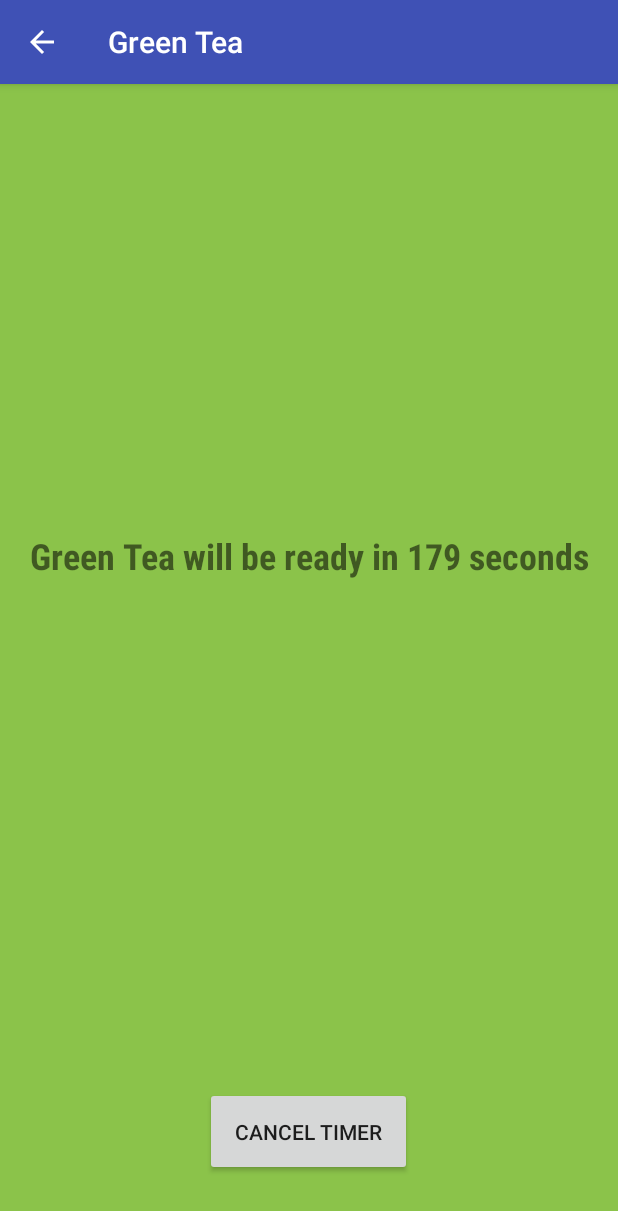
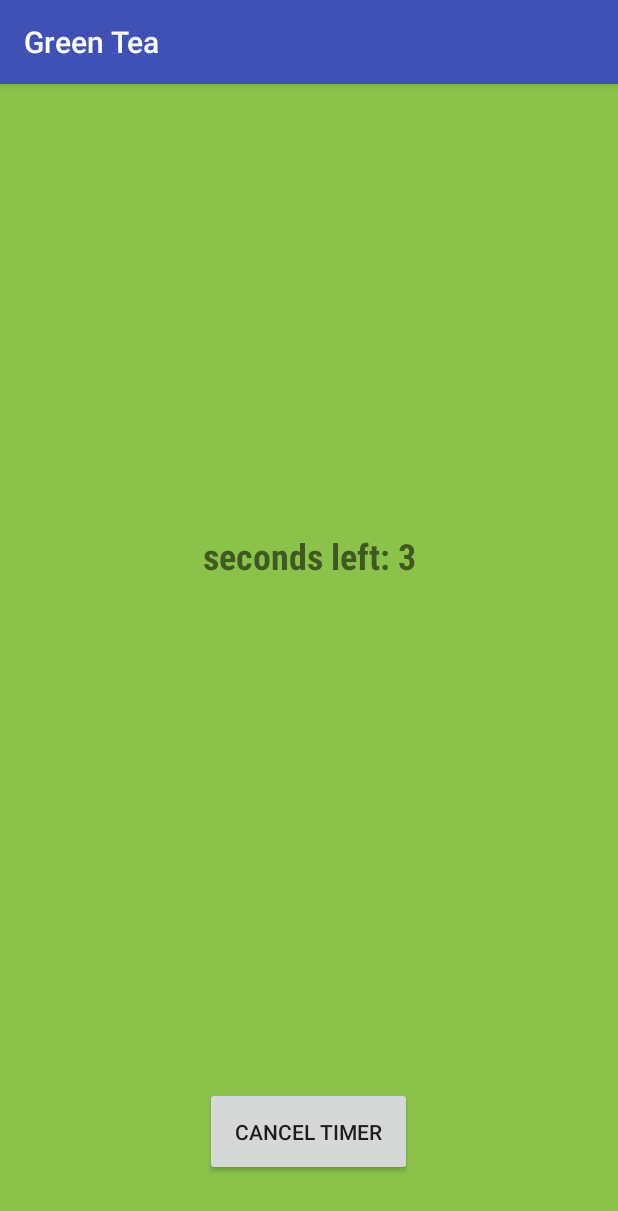
Before and after one commit to davidfabian/TeaTimer, an Android app: the screen it shows after launch (CountDownActivity before the commit, MainActivity after it), after a tap on "GREEN TEA", on a phone screen of 412 x 824 dp. Shown: the top 1211 px of the screen. Run offline under Robolectric (Android 15) with nearby library versions, the phone set to English and light mode, and no system bars.

Commit message:
refactoring countdowntimer to backgroundservice.

```diff
--- a/app/build.gradle
+++ b/app/build.gradle
@@ -14,8 +14,8 @@ android {
         applicationId 'com.d.teatimer'
         minSdkVersion 22
         targetSdkVersion 25
-        versionCode 5
-        versionName "1.05"
+        versionCode 7
+        versionName "1.07"
         testInstrumentationRunner "android.support.test.runner.AndroidJUnitRunner"
     }
     buildTypes {
--- a/app/src/main/java/com/givehimacookie/d/teatimer/MainActivity.java
+++ b/app/src/main/java/com/givehimacookie/d/teatimer/MainActivity.java
@@ -1,15 +1,33 @@
 package com.givehimacookie.d.teatimer;
 
-import android.content.Intent;
+import android.app.ProgressDialog;
+import android.content.Context;
+import android.os.AsyncTask;
 import android.os.Bundle;
+import android.os.Vibrator;
 import android.support.v7.app.AppCompatActivity;
+import android.util.Log;
 import android.view.View;
 import android.widget.Button;
+import android.widget.LinearLayout;
+import android.widget.TextView;
 
 public class MainActivity extends AppCompatActivity {
 
-Button greentea;
-Button blacktea;
+    final static int GREEN_TEA = 3000;
+    final static int BLACK_TEA = 5000;
+    final static long BREWING_TIME_GREEN = 5000L;
+    final static long BREWING_TIME_BLACK = 4000L;
+    Button greentea;
+    Button blacktea;
+    int teaNumberId = 0;
+    LinearLayout mTeaSelector;
+    LinearLayout mCountDown;
+    TextView mTvCountDown;
+    Button mStopButton;
+    Vibrator vibri;
+    long[] pattern = {300, 400};
+    private ProgressDialog progress;
 
     @Override
     protected void onCreate(Bundle savedInstanceState) {
@@ -20,27 +38,118 @@ Button blacktea;
         greentea.setText(getResources().getText(R.string.green_tea));
         blacktea = findViewById(R.id.black_tea_button);
         blacktea.setText(getResources().getText(R.string.black_tea));
+        mTeaSelector = findViewById(R.id.ll_tea_selector);
+        mCountDown = findViewById(R.id.ll_countdown);
+        mTvCountDown = findViewById(R.id.tv_counter);
+        mStopButton = findViewById(R.id.stop_button);
+        //initiate vibrator
+        vibri = (Vibrator) getSystemService(Context.VIBRATOR_SERVICE);
+
 
         // Set a click listener for greentea button
         greentea.setOnClickListener(new View.OnClickListener() {
             // The code in this method will be executed when the greentea button is clicked on.
             @Override
             public void onClick(View view) {
-                Intent countdownIntent= new Intent(MainActivity.this, CountDownActivity.class);
-                countdownIntent.putExtra("teaExtra", 10);
-                startActivity(countdownIntent);
-                finish();
+                teaNumberId = GREEN_TEA;
+                switchToCountDown(GREEN_TEA);
             }
         });
         blacktea.setOnClickListener(new View.OnClickListener() {
             // The code in this method will be executed when the greentea button is clicked on.
             @Override
             public void onClick(View view) {
-                Intent countdownIntent= new Intent(MainActivity.this, CountDownActivity.class);
-                countdownIntent.putExtra("teaExtra", 20);
-                startActivity(countdownIntent);
-                finish();
+                teaNumberId = BLACK_TEA;
+                switchToCountDown(BLACK_TEA);
+            }
+        });
+        mStopButton.setOnClickListener(new View.OnClickListener() {
+            @Override
+            public void onClick(View view) {
+                switchToTeaSelection();
+                stopAlarm();
             }
         });
     }
+
+
+    void switchToCountDown(int teaId) {
+        long brewingTime = 0L;
+
+        switch (teaId) {
+            case GREEN_TEA:
+                setTitle(getResources().getString(R.string.green_tea));
+                mCountDown.setBackgroundColor(getResources().getColor(R.color.greentea));
+                brewingTime = BREWING_TIME_GREEN;
+                Log.e("tea selected:", getString(R.string.green_tea));
+                break;
+            case BLACK_TEA:
+                setTitle(getResources().getString(R.string.black_tea));
+                mCountDown.setBackgroundColor(getResources().getColor(R.color.blacktea));
+                brewingTime = BREWING_TIME_BLACK;
+                Log.e("tea selected:", getString(R.string.black_tea));
+                break;
+        }
+
+        mTeaSelector.setVisibility(View.INVISIBLE);
+        mCountDown.setVisibility(View.VISIBLE);
+        mStopButton.setText(R.string.cancel_timer);
+        new asyncChrono().execute(brewingTime);
+    }
+
+    void switchToTeaSelection() {
+        setTitle(getResources().getString(R.string.app_name));
+        mTeaSelector.setVisibility(View.VISIBLE);
+        mCountDown.setVisibility(View.INVISIBLE);
+    }
+
+    void startAlarm() {
+        mTeaSelector.setVisibility(View.INVISIBLE);
+        mCountDown.setVisibility(View.VISIBLE);
+        mStopButton.setText(R.string.cancel_timer);
+        vibri.vibrate(pattern, 0);
+        Log.e("ALARM", "ALARM");
+    }
+
+    void stopAlarm() {
+
+        vibri.cancel();
+        Log.e("alarm", "over");
+    }
+
+    void updateUI(int secondsleft) {
+        mTvCountDown.setText("seconds left: " + secondsleft);
+    }
+
+    class asyncChrono extends AsyncTask<Long, Integer, Boolean> {
+
+        @Override
+        protected Boolean doInBackground(Long... targets) {
+            long seconds = 0L;
+            while (seconds <= targets[0]) {
+                try {
+                    publishProgress((int) ((targets[0] - seconds) / 1000));
+                    seconds += 1000L;
+                    Thread.sleep(1000);
+                    Log.e("seconds: ", "" + seconds);
+
+                } catch (InterruptedException e) {
+                    e.fillInStackTrace();
+                }
+            }
+            return true;
+        }
+
+        @Override
+        protected void onPostExecute(Boolean aBoolean) {
+//            super.onPostExecute(aBoolean);
+            startAlarm();
+        }
+
+        @Override
+        protected void onProgressUpdate(Integer... values) {
+//            super.onProgressUpdate(values);
+            updateUI(values[0]);
+        }
+    }
 }
--- a/app/src/main/res/layout/activity_main.xml
+++ b/app/src/main/res/layout/activity_main.xml
@@ -1,9 +1,17 @@
 <?xml version="1.0" encoding="utf-8"?>
-<LinearLayout xmlns:android="http://schemas.android.com/apk/res/android"
+<FrameLayout xmlns:android="http://schemas.android.com/apk/res/android"
     xmlns:tools="http://schemas.android.com/tools"
     android:layout_width="match_parent"
     android:layout_height="match_parent"
+
+    >
+
+    <LinearLayout
+        android:id="@+id/ll_tea_selector"
+        android:layout_width="match_parent"
+        android:layout_height="match_parent"
         android:orientation="vertical"
+        android:visibility="visible"
         tools:context="com.givehimacookie.d.teatimer.MainActivity">
 
         <Button
@@ -11,13 +19,49 @@
             android:layout_width="match_parent"
             android:layout_height="wrap_content"
 
-        android:layout_weight="1"/>
+            android:layout_weight="1" />
 
         <Button
             android:id="@+id/black_tea_button"
             android:layout_width="match_parent"
             android:layout_height="wrap_content"
 
-        android:layout_weight="1"/>
+            android:layout_weight="1" />
 
     </LinearLayout>
+
+    <LinearLayout
+        android:id="@+id/ll_countdown"
+        android:layout_width="match_parent"
+        android:layout_height="match_parent"
+        android:gravity="center_horizontal"
+        android:orientation="vertical"
+        android:visibility="invisible">
+
+        <TextView
+            android:id="@+id/tv_counter"
+            android:layout_width="match_parent"
+            android:layout_height="wrap_content"
+            android:layout_weight="1"
+            android:fontFamily="sans-serif-condensed"
+            android:gravity="center"
+            android:text="XOUNTDOWN"
+            android:textSize="24sp"
+            android:textStyle="bold"
+            tools:text="sampletext"
+
+            />
+
+        <Button
+            android:id="@+id/stop_button"
+            android:layout_width="wrap_content"
+            android:layout_height="wrap_content"
+            android:layout_margin="40dp"
+            android:layout_weight="0"
+            android:gravity="center"
+            android:onClick="stopAlarm"
+            android:padding="20dp" />
+
+
+    </LinearLayout>
+</FrameLayout>
--- a/build.gradle
+++ b/build.gradle
@@ -7,7 +7,7 @@ buildscript {
         jcenter()
     }
     dependencies {
-        classpath 'com.android.tools.build:gradle:3.0.0'
+        classpath 'com.android.tools.build:gradle:3.0.1'
 
 
         // NOTE: Do not place your application dependencies here; they belong
```
Also changed, not shown: app/src/main/AndroidManifest.xml (+6 -10 lines), app/src/main/java/com/givehimacookie/d/teatimer/TheCountDownTimer.java (added, +18 -0 lines). Lines whose indentation alone changed are shown as unchanged.
